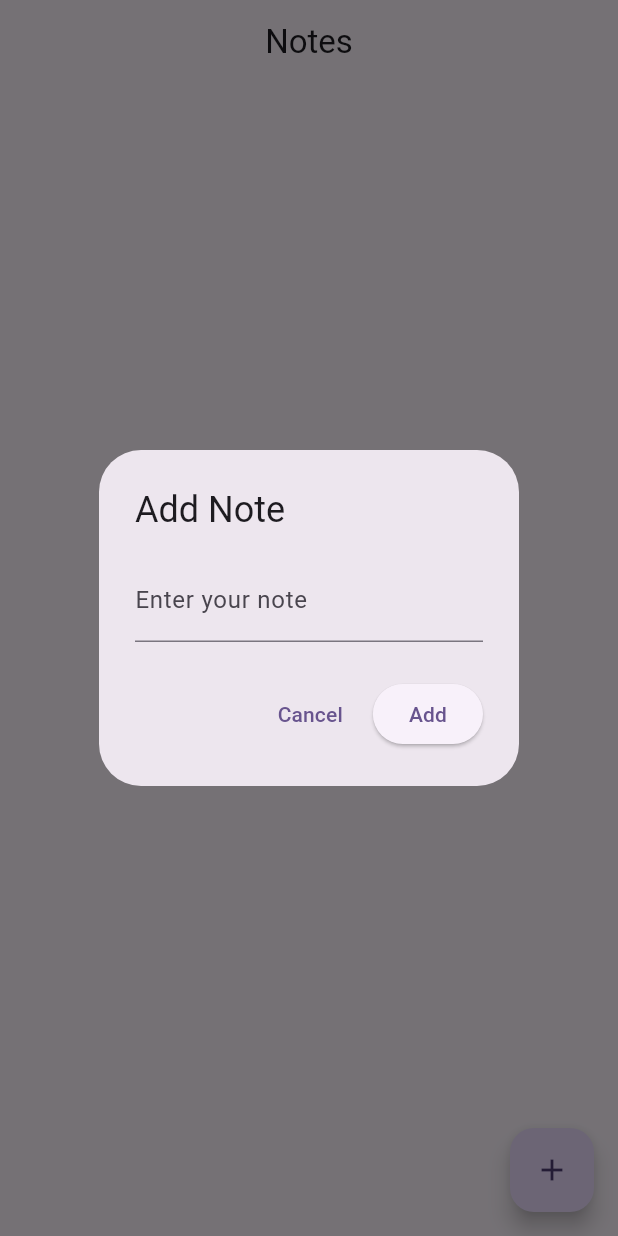
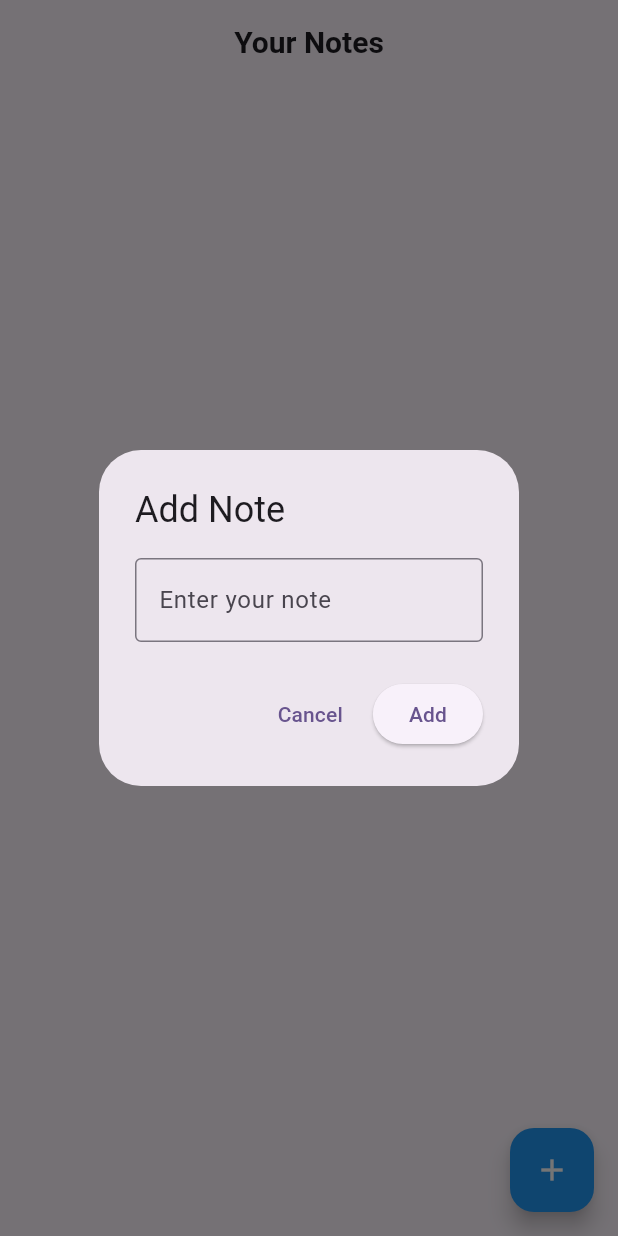
Before and after one commit to KritarthChavda/Blog---Understand-Flutter-x-Firebase-CRUD-in-10-mins-, a Flutter app: the screen it shows after launch, after a tap on the "add" icon, on a phone screen of 412 x 824 dp. Run offline on Flutter 3.47's test engine with Material 3 defaults, Android fonts, the phone set to English and light mode, and no system bars; our stand-ins replace cloud_firestore, firebase_core; accounts and stored records are empty.

Commit message:
UI updated

```diff
--- a/lib/screens/homescreen.dart
+++ b/lib/screens/homescreen.dart
@@ -20,7 +20,10 @@ class _HomeScreenState extends State<HomeScreen> {
         title: Text(docId == null ? 'Add Note' : 'Update Note'),
         content: TextField(
           controller: textController,
-          decoration: InputDecoration(labelText: 'Enter your note'),
+          decoration: InputDecoration(
+            labelText: 'Enter your note',
+            border: OutlineInputBorder(),
+          ),
         ),
         actions: [
           TextButton(
@@ -53,12 +56,16 @@ class _HomeScreenState extends State<HomeScreen> {
   Widget build(BuildContext context) {
     return Scaffold(
       appBar: AppBar(
-        title: Text("Notes"),
-        centerTitle: true,
-      ),
+          title: Text(
+            "Your Notes",
+            style: TextStyle(fontWeight: FontWeight.bold, fontSize: 20),
+          ),
+          centerTitle: true,
+          backgroundColor: Colors.transparent),
       floatingActionButton: FloatingActionButton(
         onPressed: () => openBox(),
-        child: const Icon(Icons.add),
+        child: const Icon(Icons.add, color: Colors.white),
+        backgroundColor: Colors.blue,
       ),
       body: StreamBuilder<QuerySnapshot>(
         stream: firestoreService.getNotesStream(),
@@ -77,8 +84,8 @@ class _HomeScreenState extends State<HomeScreen> {
                 String noteText = data['note'] ?? "";
 
                 return Card(
-                  elevation: 3,
-                  margin: EdgeInsets.symmetric(horizontal: 8, vertical: 4),
+                  elevation: 5,
+                  margin: EdgeInsets.all(16),
                   child: ListTile(
                     title: Text(noteText),
                     trailing: Row(
@@ -86,11 +93,11 @@ class _HomeScreenState extends State<HomeScreen> {
                       children: [
                         IconButton(
                           onPressed: () => firestoreService.deleteNote(docId),
-                          icon: Icon(Icons.delete),
+                          icon: Icon(Icons.delete, color: Colors.red),
                         ),
                         IconButton(
                           onPressed: () => openBox(docId: docId),
-                          icon: Icon(Icons.edit),
+                          icon: Icon(Icons.edit, color: Colors.blue),
                         ),
                       ],
                     ),
```
